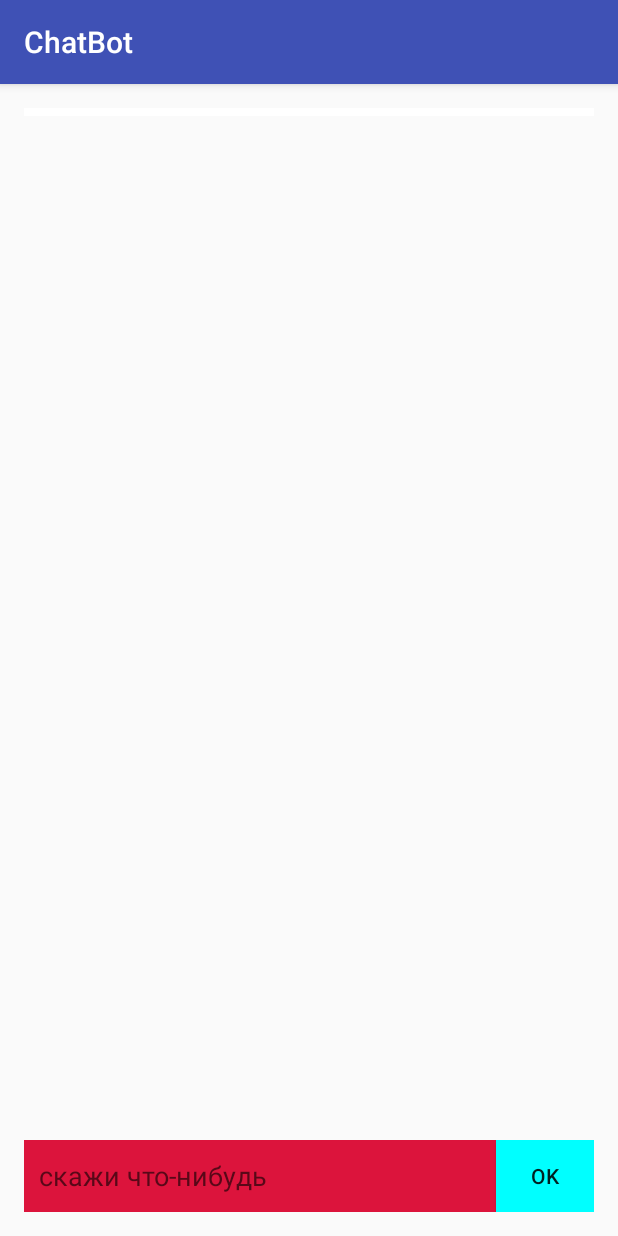
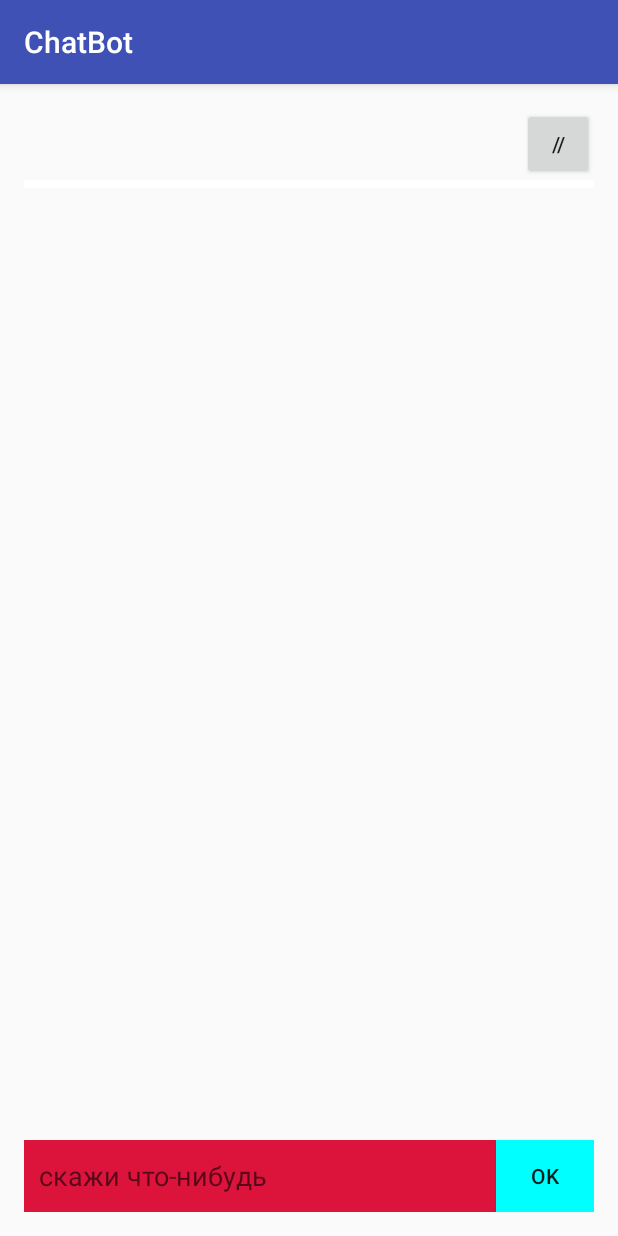
Before and after one commit to AppCampSiberia/ChatBot, an Android app: the screen it shows after launch (MainActivity), on a phone screen of 412 x 824 dp. Run offline under Robolectric (Android 15) with nearby library versions, the phone set to English and light mode, and no system bars.

Commit message:
кормит по результату 18 июля

```diff
--- a/app/src/main/res/layout/activity_main.xml
+++ b/app/src/main/res/layout/activity_main.xml
@@ -19,6 +19,21 @@
         android:layout_height="match_parent"
         android:weightSum="1">
 
+        <Button
+            style="?android:attr/buttonStyleSmall"
+            android:layout_width="wrap_content"
+            android:layout_height="wrap_content"
+            android:text="//"
+            android:id="@+id/button"
+            android:layout_gravity="right" />
+
+        <LinearLayout
+            android:orientation="horizontal"
+            android:layout_width="wrap_content"
+            android:layout_height="wrap_content">
+
+        </LinearLayout>
+
         <ScrollView
             android:layout_width="match_parent"
             android:layout_height="wrap_content"
@@ -37,6 +52,7 @@
             </LinearLayout>
         </ScrollView>
 
+
         <LinearLayout
             android:orientation="horizontal"
             android:layout_width="match_parent"
@@ -47,7 +63,6 @@
                 android:layout_height="fill_parent"
                 android:id="@+id/messageField"
                 android:allowUndo="true"
-                android:text=""
                 android:layout_weight="1"
                 android:background="#DC143C"
                 android:hint="скажи что-нибудь"
```
Also changed, not shown: app/src/main/java/ru/appcampsiberia/chatbot/MainActivity.java (+119 -19 lines).
